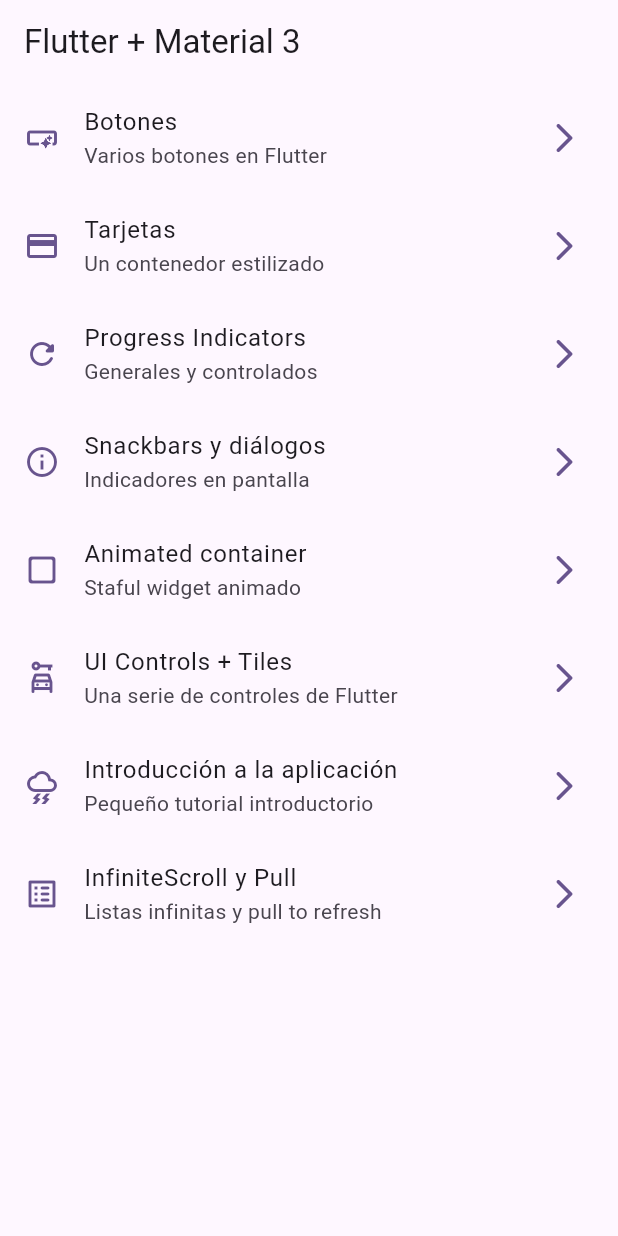
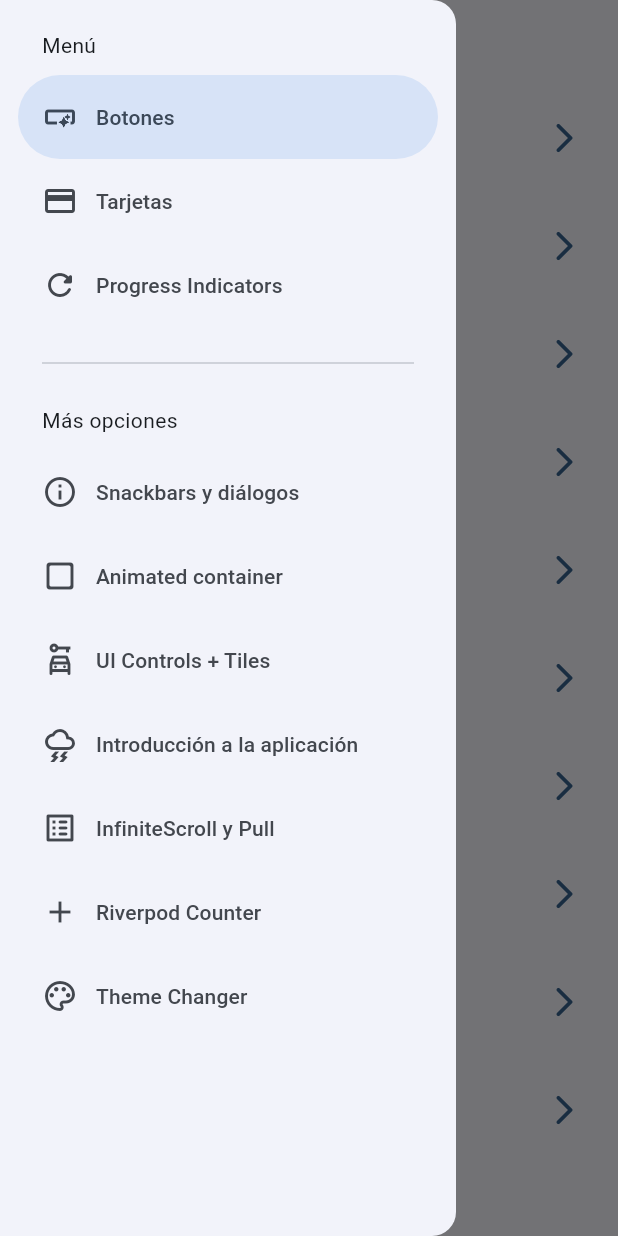
Before and after one commit to Mikaruz/flutter-course, a Flutter app: the screen it shows after launch, with the side drawer open (before the commit the screen has no drawer), on a phone screen of 412 x 824 dp. Run offline on Flutter 3.47's test engine with Material 2 defaults, Android fonts, the phone set to English and light mode, and no system bars; our stand-ins replace animate_do, flutter_riverpod, go_router.

Commit message:
Antes de StateNotifier

```diff
--- a/lib/config/menu/menu_items.dart
+++ b/lib/config/menu/menu_items.dart
@@ -54,4 +54,14 @@ const appMenuItems = <MenuItem>[
       subTitle: 'Listas infinitas y pull to refresh',
       link: '/infinite',
       icon: Icons.list_alt_rounded),
+  MenuItem(
+      title: 'Riverpod Counter',
+      subTitle: 'Introducción a Riverpod',
+      link: '/counter-river',
+      icon: Icons.add),
+  MenuItem(
+      title: 'Theme Changer',
+      subTitle: 'Cambiar tema de la aplicación',
+      link: '/theme-changer',
+      icon: Icons.color_lens_outlined),
 ];
--- a/lib/config/router/app_router.dart
+++ b/lib/config/router/app_router.dart
@@ -20,4 +20,10 @@ final appRouter = GoRouter(routes: [
   GoRoute(
       path: '/infinite',
       builder: (context, state) => const InfiniteScrollScreen()),
+  GoRoute(
+      path: '/counter-river',
+      builder: (context, state) => const CounterScreen()),
+  GoRoute(
+      path: '/theme-changer',
+      builder: (context, state) => const ThemeChangerScreen()),
 ]);
--- a/lib/config/theme/app_theme.dart
+++ b/lib/config/theme/app_theme.dart
@@ -14,14 +14,16 @@ const colorList = <Color>[
 
 class AppTheme {
   final int selectedColor;
+  final bool isDarkMode;
 
-  AppTheme({this.selectedColor = 0})
+  AppTheme({this.selectedColor = 0, this.isDarkMode = false})
       : assert(selectedColor >= 0, 'Selected color must be greater than 0'),
         assert(selectedColor < colorList.length,
-            'Selected color must be less or equal than ${colorList.length}');
+            'Selected color must be less or equal than ${colorList.length - 1}');
 
   ThemeData getTheme() => ThemeData(
       useMaterial3: true,
+      brightness: isDarkMode ? Brightness.dark : Brightness.light,
       colorSchemeSeed: colorList[selectedColor],
       appBarTheme: const AppBarTheme(centerTitle: false));
 }
--- a/lib/main.dart
+++ b/lib/main.dart
@@ -1,21 +1,26 @@
 import 'package:flutter/material.dart';
+import 'package:flutter_riverpod/flutter_riverpod.dart';
 import 'package:widgets_app/config/router/app_router.dart';
 import 'package:widgets_app/config/theme/app_theme.dart';
+import 'package:widgets_app/presentation/providers/theme_provider.dart';
 
 void main() {
-  runApp(const MainApp());
+  runApp(const ProviderScope(child: MainApp()));
 }
 
-class MainApp extends StatelessWidget {
+class MainApp extends ConsumerWidget {
   const MainApp({super.key});
 
   @override
-  Widget build(BuildContext context) {
+  Widget build(BuildContext context, ref) {
+    final isDarkMode = ref.watch(isDarkModeProvider);
+    final selectedColor = ref.watch(selectedColorProvider);
     return MaterialApp.router(
       title: 'Flutter Widgets',
       routerConfig: appRouter,
       debugShowCheckedModeBanner: false,
-      theme: AppTheme(selectedColor: 5).getTheme(),
+      theme: AppTheme(selectedColor: selectedColor, isDarkMode: isDarkMode)
+          .getTheme(),
     );
   }
 }
--- /dev/null
+++ b/lib/presentation/providers/counter_provider.dart
@@ -0,0 +1,3 @@
+import 'package:flutter_riverpod/flutter_riverpod.dart';
+
+final counterProvider = StateProvider((ref) => 5);
--- /dev/null
+++ b/lib/presentation/providers/theme_provider.dart
@@ -0,0 +1,6 @@
+import 'package:flutter_riverpod/flutter_riverpod.dart';
+import 'package:widgets_app/config/theme/app_theme.dart';
+
+final isDarkModeProvider = StateProvider((ref) => false);
+final colorListProvider = Provider((ref) => colorList);
+final selectedColorProvider = StateProvider((ref) => 0);
--- a/lib/presentation/screens/home/home_screen.dart
+++ b/lib/presentation/screens/home/home_screen.dart
@@ -1,15 +1,22 @@
 import 'package:flutter/material.dart';
 import 'package:go_router/go_router.dart';
 import 'package:widgets_app/config/menu/menu_items.dart';
+import 'package:widgets_app/presentation/widgets/side_menu.dart';
 
 class HomeScreen extends StatelessWidget {
   const HomeScreen({super.key});
 
   @override
   Widget build(BuildContext context) {
+    final scaffoldKey = GlobalKey<ScaffoldState>();
+
     return Scaffold(
+      key: scaffoldKey,
       appBar: AppBar(title: const Text('Flutter + Material 3')),
       body: const _HomeView(),
+      drawer: SideMenu(
+        scaffoldKey: scaffoldKey,
+      ),
     );
   }
 }
--- a/lib/presentation/screens/screens.dart
+++ b/lib/presentation/screens/screens.dart
@@ -1,3 +1,5 @@
+export 'package:widgets_app/presentation/screens/theme_changer/theme_changer_screen.dart';
+export 'package:widgets_app/presentation/screens/counter/counter_screen.dart';
 export 'package:widgets_app/presentation/screens/animated/animated_screen.dart';
 export 'package:widgets_app/presentation/screens/app_tutorial/app_tutorial_screen.dart';
 export 'package:widgets_app/presentation/screens/infinite_scroll/infinite_scroll_screen.dart';
--- /dev/null
+++ b/lib/presentation/widgets/side_menu.dart
@@ -0,0 +1,52 @@
+import 'package:flutter/material.dart';
+import 'package:go_router/go_router.dart';
+import 'package:widgets_app/config/menu/menu_items.dart';
+
+class SideMenu extends StatefulWidget {
+  final GlobalKey<ScaffoldState> scaffoldKey;
+
+  const SideMenu({super.key, required this.scaffoldKey});
+
+  @override
+  State<SideMenu> createState() => _SideMenuState();
+}
+
+class _SideMenuState extends State<SideMenu> {
+  int navDrawerIndex = 0;
+
+  @override
+  Widget build(BuildContext context) {
+    final hasNotch = MediaQuery.of(context).viewPadding.top > 35;
+
+    return NavigationDrawer(
+      selectedIndex: navDrawerIndex,
+      onDestinationSelected: (value) {
+        setState(() {
+          navDrawerIndex = value;
+        });
+
+        final menuItem = appMenuItems[value];
+        context.push(menuItem.link);
+        widget.scaffoldKey.currentState?.closeDrawer();
+      },
+      children: [
+        Padding(
+          padding: EdgeInsets.fromLTRB(28, hasNotch ? 15 : 20, 16, 10),
+          child: const Text('Menú'),
+        ),
+        ...appMenuItems.sublist(0, 3).map((item) => NavigationDrawerDestination(
+            icon: Icon(item.icon), label: Text(item.title))),
+        const Padding(
+          padding: EdgeInsets.fromLTRB(28, 16, 28, 10),
+          child: Divider(),
+        ),
+        const Padding(
+          padding: EdgeInsets.fromLTRB(28, 10, 16, 10),
+          child: Text('Más opciones'),
+        ),
+        ...appMenuItems.sublist(3).map((item) => NavigationDrawerDestination(
+            icon: Icon(item.icon), label: Text(item.title))),
+      ],
+    );
+  }
+}
--- a/pubspec.yaml
+++ b/pubspec.yaml
@@ -10,6 +10,7 @@ dependencies:
   animate_do: ^3.0.2
   flutter:
     sdk: flutter
+  flutter_riverpod: ^2.3.6
   go_router: ^10.0.0
 
 dev_dependencies:
```
Also changed, not shown: lib/presentation/screens/counter/counter_screen.dart (added, +38 -0 lines), lib/presentation/screens/theme_changer/theme_changer_screen.dart (added, +56 -0 lines), pubspec.lock.
